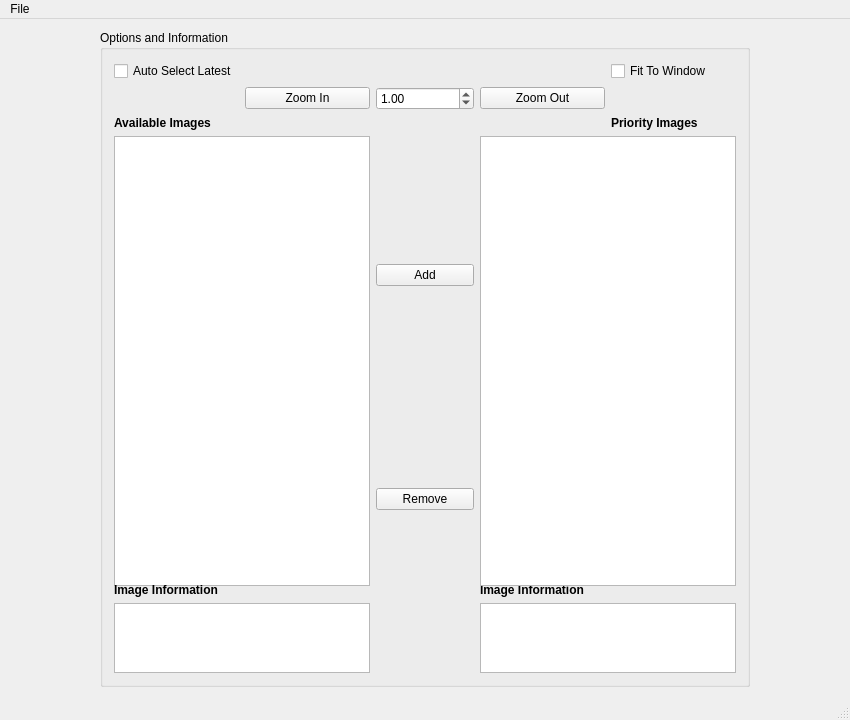
Morgan243/Dynamic-Image-Viewer, file mainwindow.ui: the form before one commit.
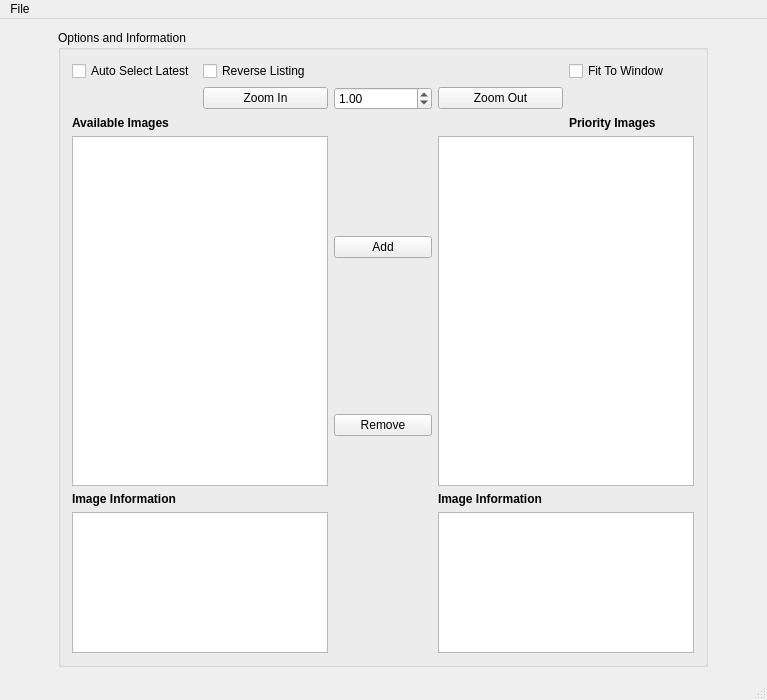
The form after the commit.

Commit message: Added reverse sort check box and its functionality

```diff
--- a/mainwindow.ui
+++ b/mainwindow.ui
@@ -6,8 +6,8 @@
    <rect>
     <x>0</x>
     <y>0</y>
-    <width>850</width>
-    <height>720</height>
+    <width>767</width>
+    <height>700</height>
    </rect>
   </property>
   <property name="sizePolicy">
@@ -162,22 +162,6 @@
          </property>
         </widget>
        </item>
-       <item row="3" column="3" rowspan="2" colspan="2">
-        <widget class="QListView" name="listView_priorityImages">
-         <property name="sizePolicy">
-          <sizepolicy hsizetype="Expanding" vsizetype="Maximum">
-           <horstretch>0</horstretch>
-           <verstretch>0</verstretch>
-          </sizepolicy>
-         </property>
-         <property name="minimumSize">
-          <size>
-           <width>0</width>
-           <height>450</height>
-          </size>
-         </property>
-        </widget>
-       </item>
        <item row="3" column="0" rowspan="2" colspan="2">
         <widget class="QListView" name="listView_availImages">
          <property name="sizePolicy">
@@ -189,7 +173,7 @@
          <property name="minimumSize">
           <size>
            <width>0</width>
-           <height>450</height>
+           <height>350</height>
           </size>
          </property>
          <property name="editTriggers">
@@ -211,6 +195,29 @@
          </property>
         </widget>
        </item>
+       <item row="3" column="3" rowspan="2" colspan="2">
+        <widget class="QListView" name="listView_priorityImages">
+         <property name="sizePolicy">
+          <sizepolicy hsizetype="Expanding" vsizetype="Maximum">
+           <horstretch>0</horstretch>
+           <verstretch>0</verstretch>
+          </sizepolicy>
+         </property>
+         <property name="minimumSize">
+          <size>
+           <width>0</width>
+           <height>350</height>
+          </size>
+         </property>
+        </widget>
+       </item>
+       <item row="0" column="1">
+        <widget class="QCheckBox" name="chkBox_reverseSort">
+         <property name="text">
+          <string>Reverse Listing</string>
+         </property>
+        </widget>
+       </item>
       </layout>
       <zorder>doubleSpinBx_scaleFactor</zorder>
       <zorder>pushBtn_ZoomOut</zorder>
@@ -236,8 +243,8 @@
     <rect>
      <x>0</x>
      <y>0</y>
-     <width>850</width>
-     <height>21</height>
+     <width>767</width>
+     <height>23</height>
     </rect>
    </property>
    <widget class="QMenu" name="menuFile">
```
Left out of the diff: 1 changed line with no effect on the pictures. The commit also changes 3 other files.
